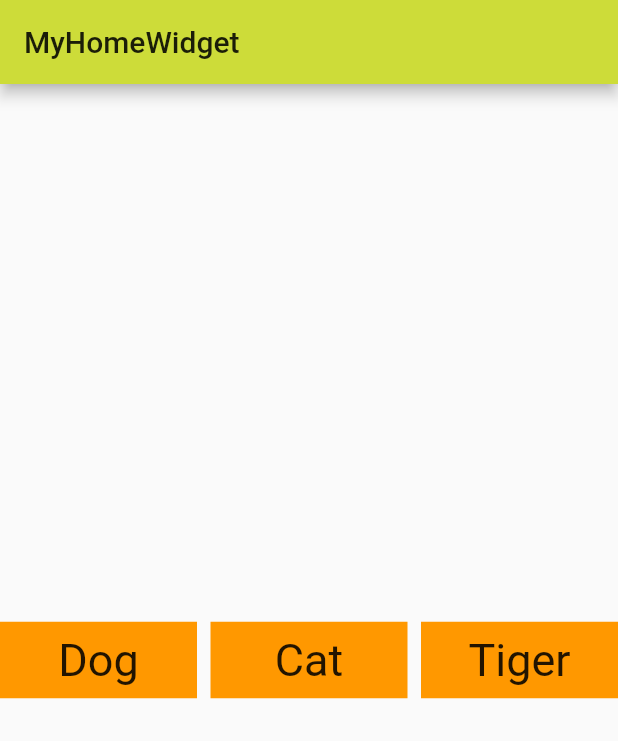
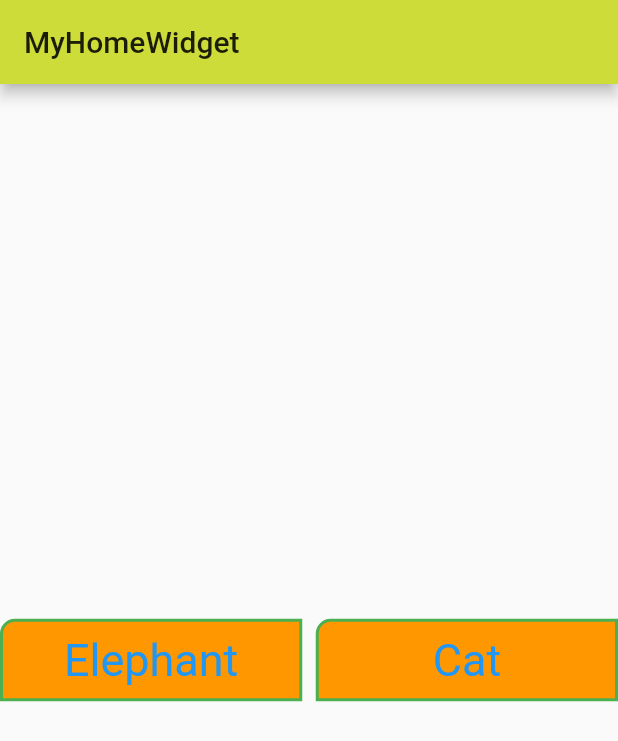
Before and after one commit to tanveerahmed1987/flutter_app, a Flutter app: the screen it shows after launch, on a phone screen of 412 x 824 dp. Shown: the top 741 px of the screen. Run offline on Flutter 3.47's test engine with Material 2 defaults, Android fonts, the phone set to English and light mode, and no system bars.

```diff
--- /dev/null
+++ b/lib/Animal.dart
@@ -0,0 +1,28 @@
+import 'package:flutter/material.dart';
+
+class Animal extends StatelessWidget {
+  final String _name;
+  const Animal(this._name);
+
+  @override
+  Widget build(BuildContext context) {
+    return Container(
+      decoration: BoxDecoration(
+        color: Colors.orange,
+        border: Border.all(width: 2.0, style: BorderStyle.solid, color: Colors.green),
+        borderRadius: BorderRadius.only(
+          topLeft: Radius.circular(10),
+        ),
+      ),
+      child: Padding( padding: EdgeInsets.all(8.0), child:
+      Text(this._name,
+      textAlign: TextAlign.center,
+      style: TextStyle(
+            fontSize: 30.0,
+            color: Colors.blue
+          ),
+        ),
+      ),
+    );
+  }
+}
--- a/lib/main.dart
+++ b/lib/main.dart
@@ -1,4 +1,6 @@
 import 'package:flutter/material.dart';
+import './Animal.dart';
+
 void main() {
   runApp(
     MaterialApp(
@@ -19,26 +21,10 @@ class Home extends StatelessWidget {
       appBar: AppBar( title: Text('MyHomeWidget')),
       body: Center(
         child: Row(children: [
-          Expanded(child: Name('Dog'),),
+          Expanded(child: Animal('Elephant'),),
           SizedBox(width: 9.0,),
-          Expanded(child: Name('Cat')),
-          SizedBox(width: 9.0,),
-          Expanded(child: Name('Tiger')),
+          Expanded(child: Animal('Cat')),
         ],
         ),));
   }
 }
-
-class Name extends StatelessWidget {
-  final String _name;
-  const Name(this._name);
-
-  @override
-  Widget build(BuildContext context) {
-    return DecoratedBox(
-      decoration: BoxDecoration(color: Colors.orange),
-      child: Padding( padding: EdgeInsets.all(8.0), child:
-      Text(this._name, textAlign: TextAlign.center, style: TextStyle(fontSize: 30.0))),
-    );
-  }
-}
```
